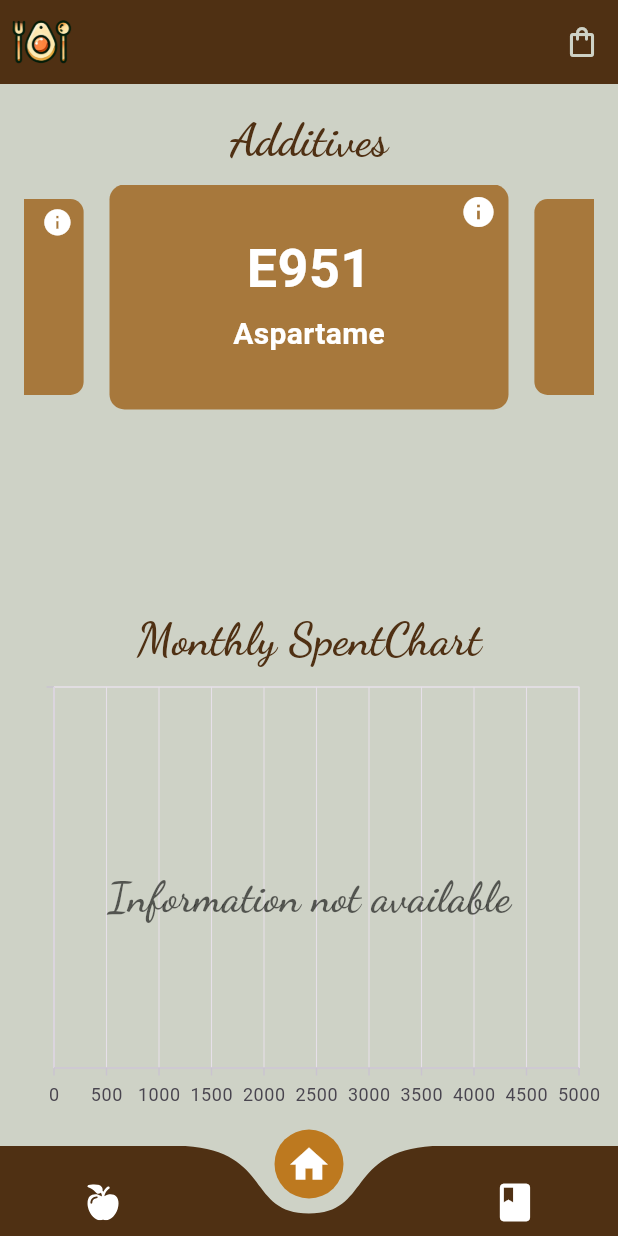
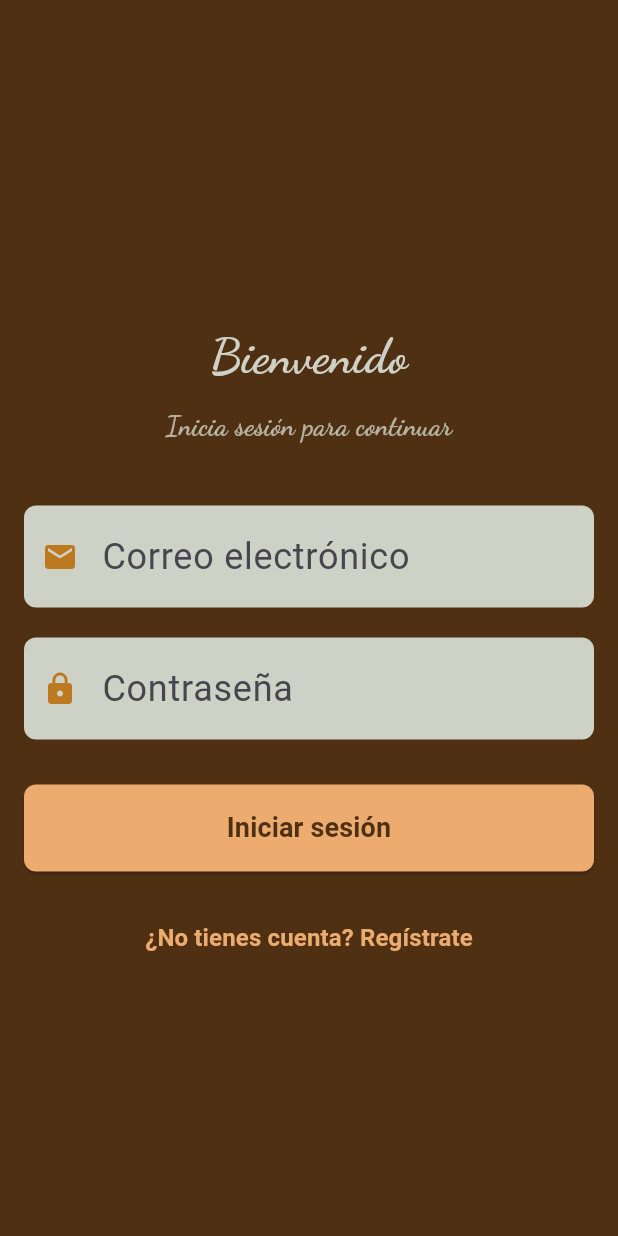
Before and after one commit to Sergio-Hernando/NutriTeca, a Flutter app: the screen it shows after launch, on a phone screen of 412 x 824 dp. Run offline on Flutter 3.47's test engine with Material 3 defaults, Android fonts, the phone set to English and light mode, and no system bars; drawn by our look-alikes of carousel_slider, curved_navigation_bar; our stand-ins replace animated_custom_dropdown, dio, firebase_core, flutter_bloc, flutter_svg, freezed_annotation and 7 more; accounts and stored records are empty; generated files the repository leaves out were written again.

```diff
--- a/lib/core/routes/app_paths.dart
+++ b/lib/core/routes/app_paths.dart
@@ -1,5 +1,9 @@
 class AppRoutesPath {
   static String main = '/';
+
+  static String login = '/login';
+  static String register = '$login/register';
+
   static String home = '/home';
 
   static String aliments = '/aliments';
--- a/lib/core/routes/app_routes.dart
+++ b/lib/core/routes/app_routes.dart
@@ -10,6 +10,7 @@ import 'package:nutri_teca/domain/models/aliment_entity.dart';
 import 'package:nutri_teca/domain/models/monthly_spent_entity.dart';
 import 'package:nutri_teca/presentation/screens/aliments_feature/add_aliment/add_aliment_screen.dart';
 import 'package:nutri_teca/presentation/screens/aliments_feature/add_aliment/bloc/add_aliment_bloc.dart';
+import 'package:nutri_teca/presentation/screens/login/login_screen.dart';
 import 'package:nutri_teca/presentation/screens/recipes_feature/add_recipe/add_recipe_screen.dart';
 import 'package:nutri_teca/presentation/screens/recipes_feature/add_recipe/bloc/add_recipe_bloc.dart';
 import 'package:nutri_teca/presentation/screens/aliments_feature/aliment_detail/aliment_detail_screen.dart';
@@ -29,6 +30,7 @@ import 'package:nutri_teca/presentation/screens/recipes_feature/recipes/recipes_
 import 'package:nutri_teca/presentation/screens/aliments_feature/aliments/bloc/aliments_bloc.dart';
 import 'package:nutri_teca/presentation/screens/aliments_feature/aliments/bloc/aliments_event.dart';
 import 'package:nutri_teca/presentation/screens/aliments_feature/aliments/aliments_screen.dart';
+import 'package:nutri_teca/presentation/screens/register/register_screen.dart';
 import 'package:nutri_teca/presentation/screens/splash/splash_controller.dart';
 import 'package:nutri_teca/presentation/shared/aliment_action.dart';
 import 'package:nutri_teca/presentation/screens/base_screen/base_screen.dart';
@@ -64,7 +66,22 @@ GoRouter appRoutes = GoRouter(
           path: AppRoutesPath.main,
           builder: (context, state) => const SplashController(),
           routes: [
-            /// MainWrapper
+            // Ruta de Login
+            GoRoute(
+              path: 'login',
+              name: 'Login',
+              builder: (context, state) => LoginScreen(),
+              routes: [
+                // Ruta de Registro
+                GoRoute(
+                  path: 'register',
+                  name: 'Register',
+                  builder: (context, state) => RegisterScreen(),
+                ),
+              ],
+            ),
+
+            // MainWrapper
             StatefulShellRoute.indexedStack(
               builder: (context, state, navigationShell) {
                 final baseScreenBloc = BaseScreenBloc(
--- a/lib/main.dart
+++ b/lib/main.dart
@@ -1,3 +1,4 @@
+import 'package:firebase_core/firebase_core.dart';
 import 'package:flutter/material.dart';
 import 'package:flutter_bloc/flutter_bloc.dart';
 import 'package:flutter_localizations/flutter_localizations.dart';
@@ -6,6 +7,7 @@ import 'package:nutri_teca/core/constants/app_theme.dart';
 import 'package:nutri_teca/core/database/database_handler.dart';
 import 'package:nutri_teca/core/providers/local_provider.dart';
 import 'package:nutri_teca/core/routes/app_routes.dart';
+import 'package:nutri_teca/firebase_options.dart';
 import 'package:nutri_teca/presentation/screens/splash/bloc/splash_bloc.dart';
 import 'package:nutri_teca/presentation/screens/splash/bloc/splash_event.dart';
 import 'package:provider/provider.dart';
@@ -17,6 +19,9 @@ Future<void> main() async {
   MobileAds.instance.initialize();
   final db = DatabaseHandler();
   app_di.initDi(dbInstance: db);
+  await Firebase.initializeApp(
+    options: DefaultFirebaseOptions.currentPlatform,
+  );
   runApp(const MainApp());
 }
 
--- /dev/null
+++ b/lib/presentation/screens/login/login_screen.dart
@@ -0,0 +1,105 @@
+import 'package:flutter/material.dart';
+import 'package:go_router/go_router.dart';
+import 'package:nutri_teca/core/constants/app_colors.dart';
+import 'package:nutri_teca/core/routes/app_paths.dart';
+
+class LoginScreen extends StatelessWidget {
+  @override
+  Widget build(BuildContext context) {
+    return Scaffold(
+      backgroundColor: AppColors.background,
+      body: SafeArea(
+        child: Padding(
+          padding: const EdgeInsets.all(16.0),
+          child: Column(
+            mainAxisAlignment: MainAxisAlignment.center,
+            crossAxisAlignment: CrossAxisAlignment.stretch,
+            children: [
+              const SizedBox(height: 40),
+              const Text(
+                'Bienvenido',
+                style: TextStyle(
+                  color: AppColors.foreground,
+                  fontSize: 32,
+                  fontWeight: FontWeight.bold,
+                ),
+                textAlign: TextAlign.center,
+              ),
+              const SizedBox(height: 10),
+              Text(
+                'Inicia sesión para continuar',
+                style: TextStyle(
+                  color: AppColors.foreground.withOpacity(0.8),
+                  fontSize: 18,
+                ),
+                textAlign: TextAlign.center,
+              ),
+              const SizedBox(height: 40),
+              TextField(
+                decoration: InputDecoration(
+                  filled: true,
+                  fillColor: AppColors.foreground,
+                  hintText: 'Correo electrónico',
+                  border: OutlineInputBorder(
+                    borderRadius: BorderRadius.circular(8),
+                    borderSide: BorderSide.none,
+                  ),
+                  prefixIcon:
+                      const Icon(Icons.email, color: AppColors.secondary),
+                ),
+              ),
+              const SizedBox(height: 20),
+              TextField(
+                obscureText: true,
+                decoration: InputDecoration(
+                  filled: true,
+                  fillColor: AppColors.foreground,
+                  hintText: 'Contraseña',
+                  border: OutlineInputBorder(
+                    borderRadius: BorderRadius.circular(8),
+                    borderSide: BorderSide.none,
+                  ),
+                  prefixIcon:
+                      const Icon(Icons.lock, color: AppColors.secondary),
+                ),
+              ),
+              const SizedBox(height: 30),
+              ElevatedButton(
+                style: ElevatedButton.styleFrom(
+                  backgroundColor: AppColors.primary,
+                  padding: const EdgeInsets.symmetric(vertical: 16),
+                  shape: RoundedRectangleBorder(
+                    borderRadius: BorderRadius.circular(8),
+                  ),
+                ),
+                onPressed: () {},
+                child: const Text(
+                  'Iniciar sesión',
+                  style: TextStyle(
+                    color: AppColors.background,
+                    fontSize: 18,
+                    fontWeight: FontWeight.bold,
+                  ),
+                ),
+              ),
+              const SizedBox(height: 20),
+              TextButton(
+                onPressed: () {
+                  context.go(AppRoutesPath.register);
+                },
+                child: const Text(
+                  '¿No tienes cuenta? Regístrate',
+                  style: TextStyle(
+                    color: AppColors.primary,
+                    fontSize: 16,
+                    fontWeight: FontWeight.bold,
+                  ),
+                ),
+              ),
+            ],
+          ),
+        ),
+      ),
+    );
+  }
+}
--- a/lib/presentation/screens/splash/splash_controller.dart
+++ b/lib/presentation/screens/splash/splash_controller.dart
@@ -14,7 +14,7 @@ class SplashController extends StatelessWidget {
     return BlocConsumer<SplashBloc, SplashState>(
         listener: (context, state) {
           if (state.splashed) {
-            context.go(AppRoutesPath.home);
+            context.go(AppRoutesPath.login);
           }
         },
         builder: (context, state) => const SplashScreen());
--- a/pubspec.yaml
+++ b/pubspec.yaml
@@ -34,6 +34,8 @@ dependencies:
   curved_navigation_bar: ^1.0.6
   image: ^4.3.0
   google_mobile_ads: ^5.2.0
+  firebase_core: ^3.8.0
+  firebase_auth: ^5.3.3
 
 
 
```
Also changed, not shown: lib/presentation/screens/register/register_screen.dart (added, +137 -0 lines), firebase.json (added), lib/firebase_options.dart (added), 3 other files.
